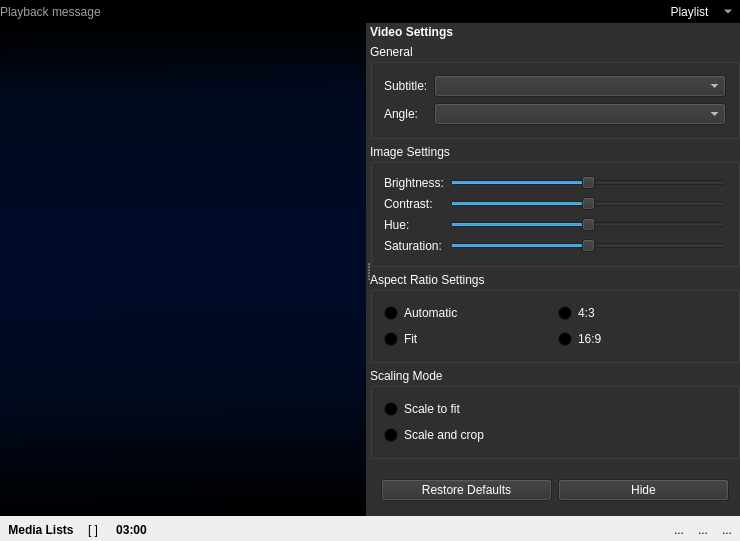
KDE/bangarang, file src/mainwindow.ui: the form before one commit.
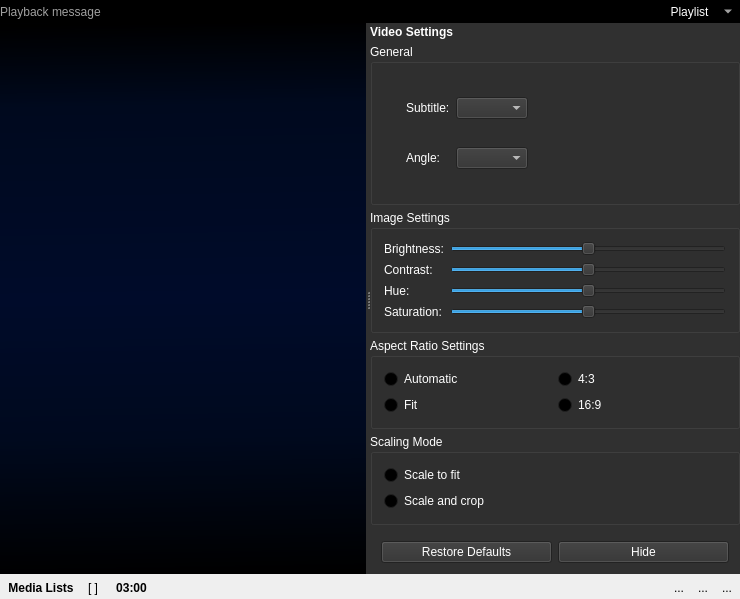
The form after the commit. The open tabs and pages were chosen to show the change. Icons and pictures are not drawn. Custom widgets are drawn as their Qt base class.

Commit message: Moving of audioChannel seletion to AudioSettings and angle & subtitle selection to VideoSettings completed.

```diff
--- a/src/mainwindow.ui
+++ b/src/mainwindow.ui
@@ -7,7 +7,7 @@
     <x>0</x>
     <y>0</y>
     <width>740</width>
-    <height>541</height>
+    <height>562</height>
    </rect>
   </property>
   <property name="mouseTracking">
@@ -6804,36 +6804,106 @@
                    </item>
                    <item>
                     <widget class="QGroupBox" name="generalVideoHolder">
+                     <property name="sizePolicy">
+                      <sizepolicy hsizetype="Preferred" vsizetype="Minimum">
+                       <horstretch>0</horstretch>
+                       <verstretch>0</verstretch>
+                      </sizepolicy>
+                     </property>
                      <property name="title">
                       <string>General</string>
                      </property>
-                     <layout class="QFormLayout" name="formLayout_2">
-                      <item row="0" column="0">
+                     <layout class="QVBoxLayout" name="verticalLayout_57">
+                      <item>
+                       <widget class="QWidget" name="widget_31" native="true">
+                        <property name="sizePolicy">
+                         <sizepolicy hsizetype="Fixed" vsizetype="Fixed">
+                          <horstretch>0</horstretch>
+                          <verstretch>0</verstretch>
+                         </sizepolicy>
+                        </property>
+                        <layout class="QVBoxLayout" name="verticalLayout_59">
+                         <item>
+                          <widget class="QWidget" name="subtitleSelectionHolder" native="true">
+                           <property name="sizePolicy">
+                            <sizepolicy hsizetype="Expanding" vsizetype="Preferred">
+                             <horstretch>0</horstretch>
+                             <verstretch>0</verstretch>
+                            </sizepolicy>
+                           </property>
+                           <layout class="QHBoxLayout" name="horizontalLayout_30">
+                            <item>
                        <widget class="QLabel" name="label_26">
+                              <property name="sizePolicy">
+                               <sizepolicy hsizetype="Preferred" vsizetype="Preferred">
+                                <horstretch>0</horstretch>
+                                <verstretch>0</verstretch>
+                               </sizepolicy>
+                              </property>
                         <property name="text">
                          <string>Subtitle:</string>
                         </property>
-                       </widget>
-                      </item>
-                      <item row="0" column="1">
+                              <property name="alignment">
+                               <set>Qt::AlignLeading|Qt::AlignLeft|Qt::AlignVCenter</set>
+                              </property>
+                             </widget>
+                            </item>
+                            <item>
                        <widget class="QComboBox" name="subtitleSelection">
                         <property name="sizePolicy">
-                         <sizepolicy hsizetype="Preferred" vsizetype="Fixed">
+                               <sizepolicy hsizetype="Fixed" vsizetype="Fixed">
                           <horstretch>0</horstretch>
                           <verstretch>0</verstretch>
                          </sizepolicy>
                         </property>
                        </widget>
                       </item>
-                      <item row="1" column="0">
+                           </layout>
+                          </widget>
+                         </item>
+                         <item>
+                          <widget class="QWidget" name="angleSelectionHolder" native="true">
+                           <property name="sizePolicy">
+                            <sizepolicy hsizetype="Expanding" vsizetype="Preferred">
+                             <horstretch>0</horstretch>
+                             <verstretch>0</verstretch>
+                            </sizepolicy>
+                           </property>
+                           <layout class="QHBoxLayout" name="horizontalLayout_31">
+                            <item>
                        <widget class="QLabel" name="label_25">
+                              <property name="sizePolicy">
+                               <sizepolicy hsizetype="Preferred" vsizetype="Preferred">
+                                <horstretch>0</horstretch>
+                                <verstretch>0</verstretch>
+                               </sizepolicy>
+                              </property>
+                              <property name="layoutDirection">
+                               <enum>Qt::LeftToRight</enum>
+                              </property>
                         <property name="text">
                          <string>Angle:</string>
                         </property>
-                       </widget>
-                      </item>
-                      <item row="1" column="1">
-                       <widget class="QComboBox" name="angleSelection"/>
+                              <property name="alignment">
+                               <set>Qt::AlignLeading|Qt::AlignLeft|Qt::AlignVCenter</set>
+                              </property>
+                             </widget>
+                            </item>
+                            <item>
+                             <widget class="QComboBox" name="angleSelection">
+                              <property name="sizePolicy">
+                               <sizepolicy hsizetype="Fixed" vsizetype="Fixed">
+                                <horstretch>0</horstretch>
+                                <verstretch>0</verstretch>
+                               </sizepolicy>
+                              </property>
+                             </widget>
+                            </item>
+                           </layout>
+                          </widget>
+                         </item>
+                        </layout>
+                       </widget>
                       </item>
                      </layout>
                     </widget>
```
Left out of the diff: 28 changed lines with no effect on the pictures. Lines whose indentation alone changed are shown as unchanged. The commit also changes 7 other files.
